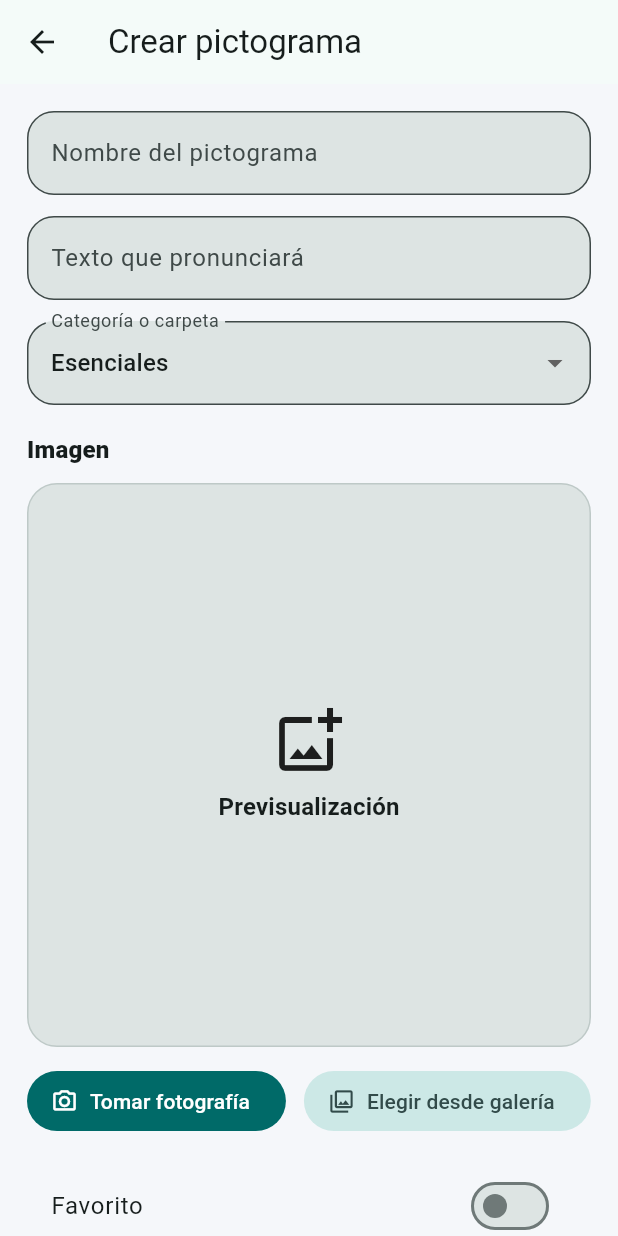
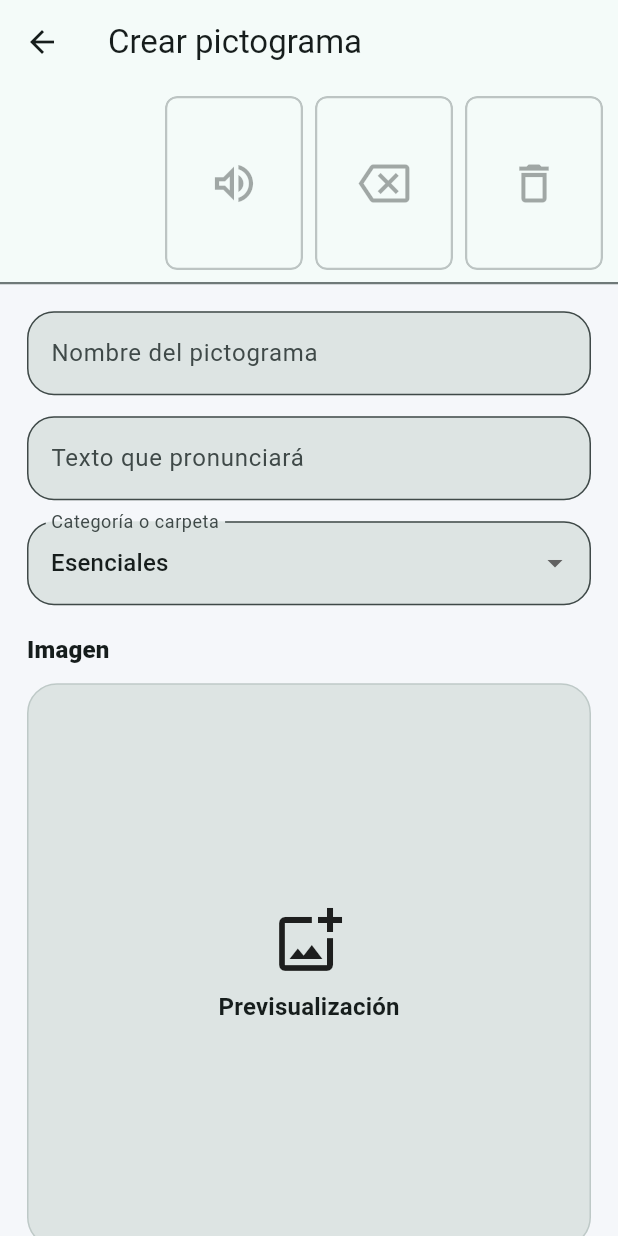
Before and after one commit to ro-garcia/ComuniCAA, a Flutter app: the PictogramEditorScreen screen opened directly, on a phone screen of 412 x 824 dp. Run offline on Flutter 3.47's test engine with Material 3 defaults, Android fonts, the phone set to English and light mode, and no system bars; our stand-ins replace audioplayers, flutter_svg, flutter_tts, image_picker; missing offline and left inert: dart:js_interop.

Commit message:
feat: show message bar in pictogram creation

```diff
--- a/lib/screens/editor/pictogram_editor_screen.dart
+++ b/lib/screens/editor/pictogram_editor_screen.dart
@@ -9,6 +9,7 @@ import '../../data/mock_categories.dart';
 import '../../models/pictogram.dart';
 import '../../providers/category_provider.dart';
 import '../../providers/pictogram_provider.dart';
+import '../../widgets/message_bar.dart';
 import '../../widgets/pictogram_image.dart';
 import 'image_source_sheet.dart';
 
@@ -82,7 +83,12 @@ class _PictogramEditorScreenState extends State<PictogramEditorScreen> {
 
     return Scaffold(
       appBar: AppBar(title: Text(title)),
-      body: SafeArea(
+      body: Column(
+        children: [
+          const MessageBar(forceVisible: true),
+          Expanded(
+            child: SafeArea(
+              top: false,
               child: Form(
                 key: _formKey,
                 child: ListView(
@@ -207,6 +213,9 @@ class _PictogramEditorScreenState extends State<PictogramEditorScreen> {
                   ],
                 ),
               ),
+            ),
+          ),
+        ],
       ),
     );
   }
```
Lines whose indentation alone changed are shown as unchanged.
